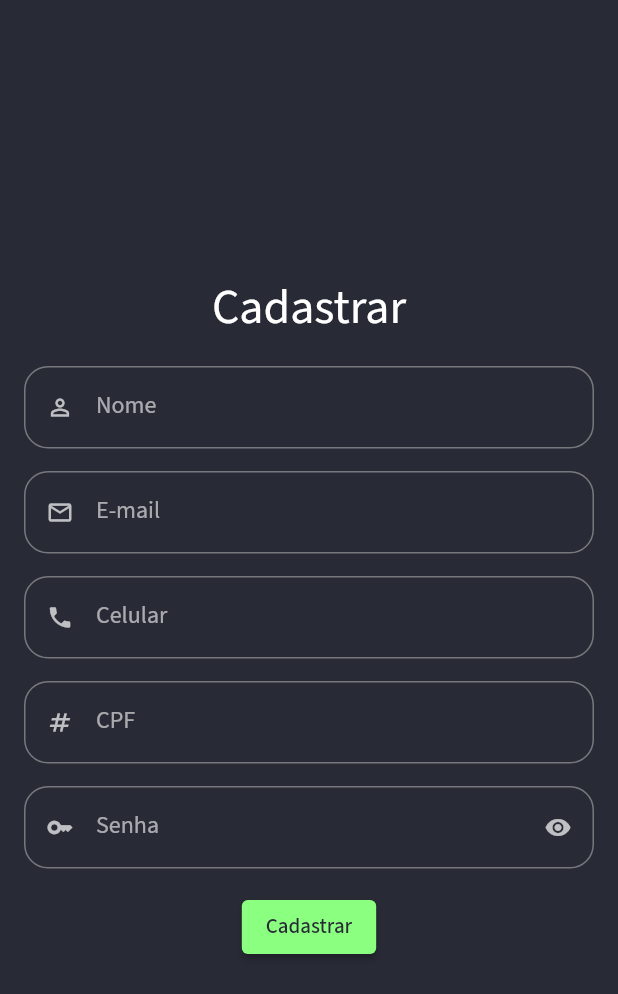
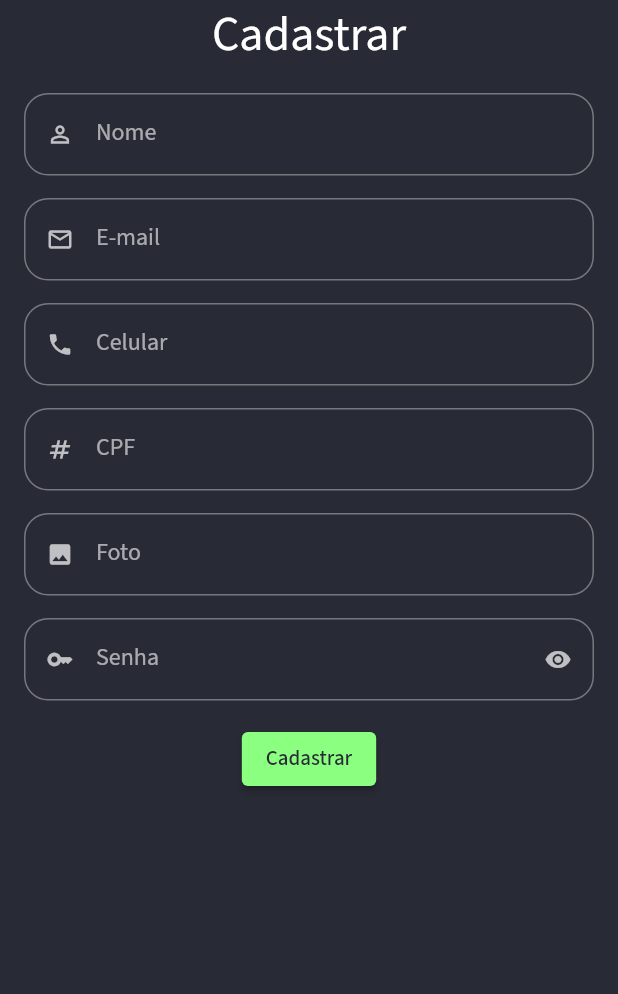
Before and after one commit to Luanftg/PIT01GP01, a Flutter app: the RegisterPage screen opened by its route, on a phone screen of 412 x 824 dp. Shown: the top 994 px of the screen. Run offline on Flutter 3.47's test engine with Material 2 defaults, Android fonts, the phone set to English and light mode, and no system bars; our stand-ins replace google_fonts, mask_text_input_formatter, shared_preferences; missing offline and left inert: flutter_credit_card_brazilian, flutter_statusbarcolor_ns; accounts and stored records are empty.

Commit message:
[refact user_model add photoURL]

```diff
--- a/finances_group/lib/src/controller/register_controller.dart
+++ b/finances_group/lib/src/controller/register_controller.dart
@@ -12,11 +12,13 @@ class RegisterController {
     log(user.phone!);
     log(user.cpf!);
     log(user.password!);
+    log(user.photoURL!);
 
     await prefs.setString('name', user.name!);
     await prefs.setString('email', user.email!);
     await prefs.setString('phone', user.phone!);
     await prefs.setString('cpf', user.cpf!);
     await prefs.setString('password', user.password!);
+    await prefs.setString('photoURL', user.photoURL!);
   }
 }
--- a/finances_group/lib/src/models/user_model.dart
+++ b/finances_group/lib/src/models/user_model.dart
@@ -6,12 +6,15 @@ class UserModel {
   final String? phone;
   final String? cpf;
   final String? password;
+  final String? photoURL;
+
   UserModel({
     this.name,
     required this.email,
     this.phone,
     this.cpf,
     required this.password,
+    this.photoURL,
   });
 
   UserModel copyWith({
@@ -20,6 +23,7 @@ class UserModel {
     String? phone,
     String? cpf,
     String? password,
+    String? photoURL,
   }) {
     return UserModel(
       name: name ?? this.name,
@@ -27,6 +31,7 @@ class UserModel {
       phone: phone ?? this.phone,
       cpf: cpf ?? this.cpf,
       password: password ?? this.password,
+      //photoURL: photoURL ?? photoURL,
     );
   }
 
@@ -95,5 +100,6 @@ class RegisterModel extends UserModel {
     required super.phone,
     required super.cpf,
     required super.password,
+    required super.photoURL,
   });
 }
--- a/finances_group/lib/src/view/pages/login_page.dart
+++ b/finances_group/lib/src/view/pages/login_page.dart
@@ -79,10 +79,7 @@ class _LoginPageState extends State<LoginPage> {
                           ),
                         );
                         if (result is LoginStateLoading) {
-                          return FutureBuilder(
-                            builder: (context, snapshot) =>
-                                const CircularProgressIndicator(),
-                          );
+                          const CircularProgressIndicator();
                         }
                         if (result is LoginStateSucces) {
                           return Navigator.of(context).pushNamed('/home');
--- a/finances_group/lib/src/view/pages/register_page.dart
+++ b/finances_group/lib/src/view/pages/register_page.dart
@@ -22,6 +22,7 @@ class _RegisterPageState extends State<RegisterPage> {
   final phoneController = TextEditingController();
   final cpfController = TextEditingController();
   final passwordController = TextEditingController();
+  final photoURLController = TextEditingController();
 
   final loginKey = GlobalKey();
 
@@ -55,6 +56,7 @@ class _RegisterPageState extends State<RegisterPage> {
       child: Scaffold(
         body: Padding(
           padding: const EdgeInsets.symmetric(horizontal: 16),
+          child: SingleChildScrollView(
             child: Column(
               mainAxisAlignment: MainAxisAlignment.center,
               children: [
@@ -102,6 +104,15 @@ class _RegisterPageState extends State<RegisterPage> {
                         textInputAction: TextInputAction.next,
                       ),
                       CustomTextFormField(
+                        controller: photoURLController,
+                        icon: Icons.photo,
+                        label: 'Foto',
+                        typeKeyboard: TextInputType.text,
+                        textInputAction: TextInputAction.next,
+                        showCursor: true,
+                        isSecret: false,
+                      ),
+                      CustomTextFormField(
                         controller: passwordController,
                         icon: Icons.key_outlined,
                         label: 'Senha',
@@ -118,6 +129,7 @@ class _RegisterPageState extends State<RegisterPage> {
                                   email: emailController.text,
                                   phone: phoneController.text,
                                   cpf: cpfController.text,
+                                  photoURL: photoURLController.text,
                                   password: passwordController.text,
                                 ),
                               )
@@ -135,6 +147,7 @@ class _RegisterPageState extends State<RegisterPage> {
             ),
           ),
         ),
+      ),
     );
   }
 }
--- a/finances_group/lib/src/view/widgets/login-register/custom_text_form_field.dart
+++ b/finances_group/lib/src/view/widgets/login-register/custom_text_form_field.dart
@@ -11,6 +11,7 @@ class CustomTextFormField extends StatefulWidget {
   final bool readOnly;
   final TextInputAction? textInputAction;
   final TextEditingController? controller;
+  final bool? showCursor;
 
   const CustomTextFormField({
     Key? key,
@@ -23,6 +24,7 @@ class CustomTextFormField extends StatefulWidget {
     this.readOnly = false,
     this.textInputAction,
     this.controller,
+    this.showCursor,
   }) : super(key: key);
 
   @override
@@ -44,6 +46,7 @@ class _CustomTextFormFieldState extends State<CustomTextFormField> {
     return Padding(
       padding: const EdgeInsets.only(bottom: 15),
       child: TextFormField(
+        showCursor: widget.showCursor,
         controller: widget.controller,
         readOnly: widget.readOnly,
         initialValue: widget.initialValue,
```
Also changed, not shown: finances_group/lib/src/models/user.dart (+10 -8 lines), finances_group/lib/src/view/widgets/homepage/title_app_bar.dart (+11 -5 lines). Lines whose indentation alone changed are shown as unchanged.
